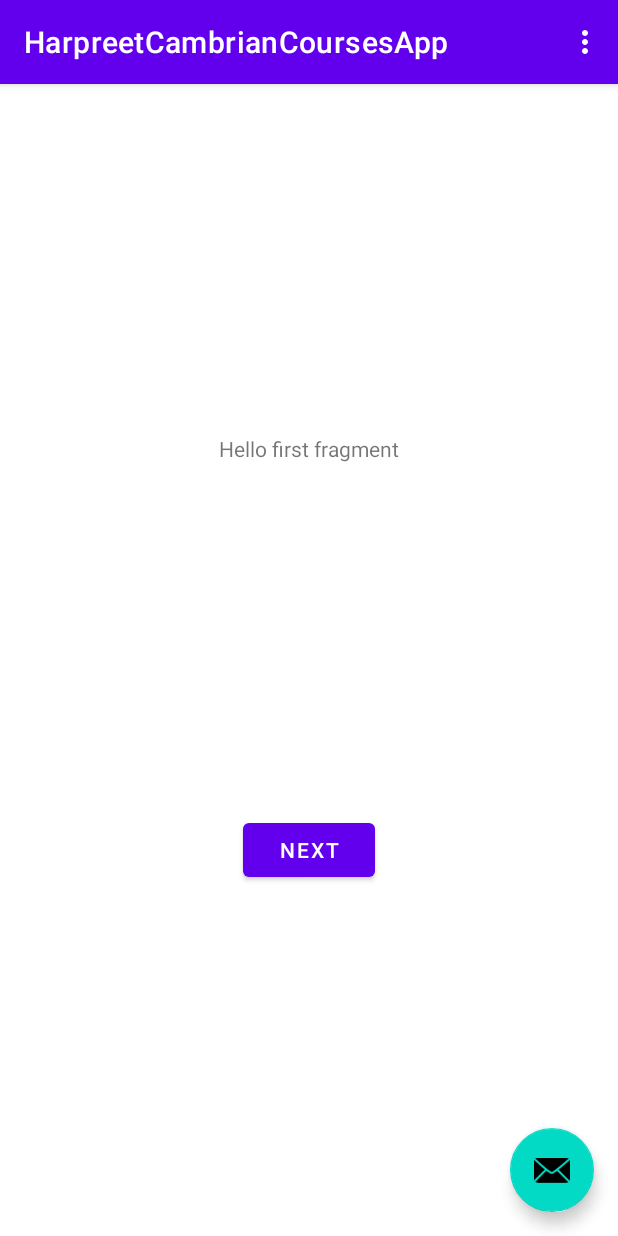
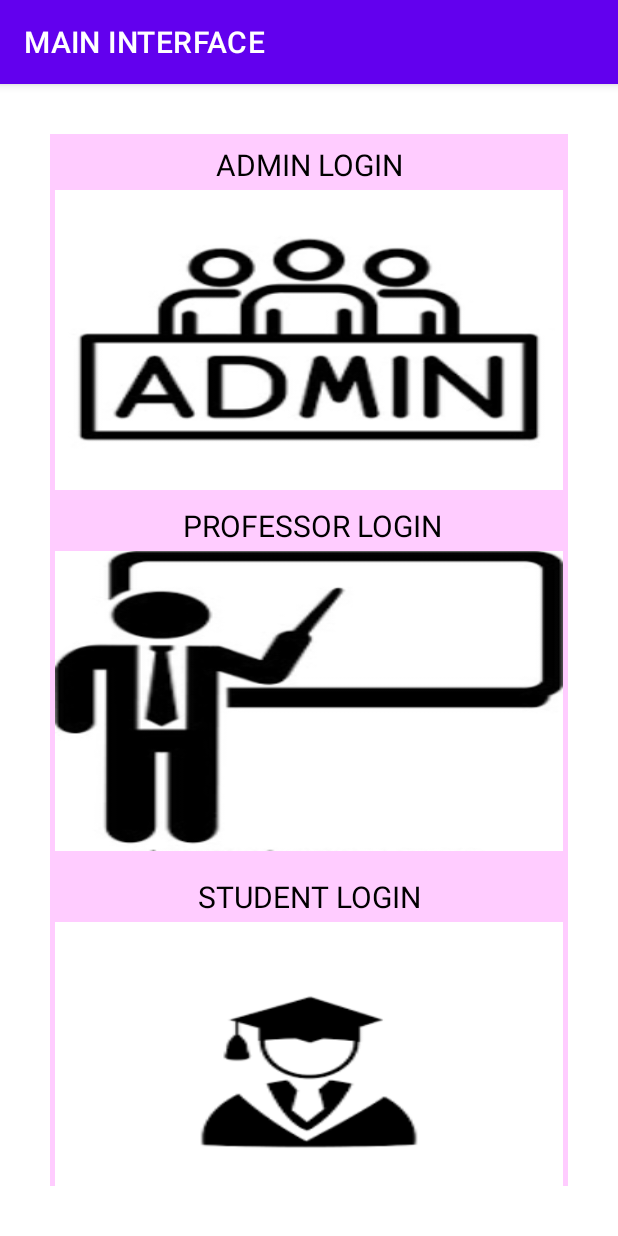
Before and after one commit to A00230757/HarpreetCambrianCoursesApp, an Android app: the screen it shows after launch (MainActivity before the commit, MainInterface after it), on a phone screen of 412 x 824 dp. Run offline under Robolectric (Android 15) with nearby library versions, the phone set to English and light mode, and no system bars.

Commit message:
made main interface activity  today from where admin , professor and student can login.

```diff
--- a/app/src/main/AndroidManifest.xml
+++ b/app/src/main/AndroidManifest.xml
@@ -9,6 +9,7 @@
         android:roundIcon="@mipmap/ic_launcher_round"
         android:supportsRtl="true"
         android:theme="@style/Theme.HarpreetCambrianCoursesApp">
+        <activity android:name=".MainInterface"></activity>
         <activity android:name=".SplashScreen">
             <intent-filter>
                 <action android:name="android.intent.action.MAIN" />
@@ -19,8 +20,7 @@
         <activity
             android:name=".MainActivity"
             android:label="@string/app_name"
-            android:theme="@style/Theme.HarpreetCambrianCoursesApp.NoActionBar">
-        </activity>
+            android:theme="@style/Theme.HarpreetCambrianCoursesApp.NoActionBar"></activity>
     </application>
 
 </manifest>
--- /dev/null
+++ b/app/src/main/java/com/example/harpreetcambriancoursesapp/MainInterface.java
@@ -0,0 +1,38 @@
+package com.example.harpreetcambriancoursesapp;
+
+import androidx.appcompat.app.AppCompatActivity;
+import android.os.Bundle;
+import android.view.View;
+import android.widget.ImageView;
+import android.widget.Toast;
+
+public class MainInterface extends AppCompatActivity {
+
+    ImageView imv1, imv2, imv3;
+
+    int a[] = {R.drawable.admin, R.drawable.professor, R.drawable.student};
+    @Override
+    protected void onCreate(Bundle savedInstanceState) {
+        super.onCreate(savedInstanceState);
+        setContentView(R.layout.activity_main_interface);
+        setTitle("MAIN INTERFACE");
+        imv1 = (ImageView) (findViewById(R.id.imv1));
+        imv2 = (ImageView) (findViewById(R.id.imv2));
+        imv3 = (ImageView) (findViewById(R.id.imv3));
+        imv1.setImageResource(a[0]);
+        imv2.setImageResource(a[1]);
+        imv3.setImageResource(a[2]);
+    }
+    public void login(View v ) {
+        if( v.getId() == R.id.imv1){
+            Toast.makeText(getApplicationContext(),"Admin Login",Toast.LENGTH_SHORT).show();
+        }
+        else if( v.getId() == R.id.imv2){
+            Toast.makeText(getApplicationContext(),"Professor Login",Toast.LENGTH_SHORT).show();
+        }
+        else if( v.getId() == R.id.imv3){
+            Toast.makeText(getApplicationContext(),"Student Login",Toast.LENGTH_SHORT).show();
+        }
+        else{}
+    }
+}
--- a/app/src/main/java/com/example/harpreetcambriancoursesapp/SplashScreen.java
+++ b/app/src/main/java/com/example/harpreetcambriancoursesapp/SplashScreen.java
@@ -27,7 +27,7 @@ public class SplashScreen extends Activity {
                     e.printStackTrace();
                 }
 
-                startActivity(new Intent(getApplicationContext(),MainActivity.class));
+                startActivity(new Intent(getApplicationContext(),MainInterface.class));
             }
         }).start();
 
--- /dev/null
+++ b/app/src/main/res/layout/activity_main_interface.xml
@@ -0,0 +1,61 @@
+<?xml version="1.0" encoding="utf-8"?>
+<LinearLayout xmlns:android="http://schemas.android.com/apk/res/android"
+    xmlns:tools="http://schemas.android.com/tools"
+    android:orientation="vertical"
+    android:id="@+id/activity_main_interface"
+    android:layout_margin="50px"
+    android:background="#ffccff"
+    android:layout_width="match_parent"
+    android:layout_height="match_parent">
+    <TextView
+        android:text="ADMIN LOGIN"
+        android:layout_width="match_parent"
+        android:textColor="@color/black"
+        android:textSize="20dp"
+        android:layout_marginTop="10px"
+        android:gravity="center_horizontal"
+        android:layout_height="wrap_content"
+        android:id="@+id/tv1" />
+    <ImageView
+        android:src="@drawable/admin"
+        android:id="@+id/imv1"
+        android:onClick="login"
+        android:scaleType="fitXY"
+        android:layout_margin="5px"
+        android:layout_width="match_parent"
+        android:layout_height="200dp" />
+    <TextView
+        android:text=" PROFESSOR LOGIN"
+        android:layout_width="match_parent"
+        android:textColor="@color/black"
+        android:textSize="20dp"
+        android:layout_marginTop="10px"
+        android:gravity="center_horizontal"
+        android:layout_height="wrap_content"
+        android:id="@+id/tv2" />
+    <ImageView
+        android:id="@+id/imv2"
+        android:layout_width="match_parent"
+        android:layout_height="200dp"
+        android:onClick="login"
+        android:layout_margin="5px"
+        android:scaleType="fitXY"
+        android:src="@drawable/professor" />
+    <TextView
+        android:text="STUDENT LOGIN"
+        android:layout_width="match_parent"
+        android:textColor="@color/black"
+        android:textSize="20dp"
+        android:layout_marginTop="20px"
+        android:gravity="center_horizontal"
+        android:layout_height="wrap_content"
+        android:id="@+id/tv3" />
+    <ImageView
+        android:id="@+id/imv3"
+        android:layout_width="match_parent"
+        android:layout_height="200dp"
+        android:onClick="login"
+        android:layout_margin="5px"
+        android:scaleType="fitXY"
+        android:src="@drawable/student" />
+</LinearLayout>
```
Also changed, not shown: app/src/main/res/drawable/admin.png (added), app/src/main/res/drawable/professor.png (added), app/src/main/res/drawable/student.png (added).
